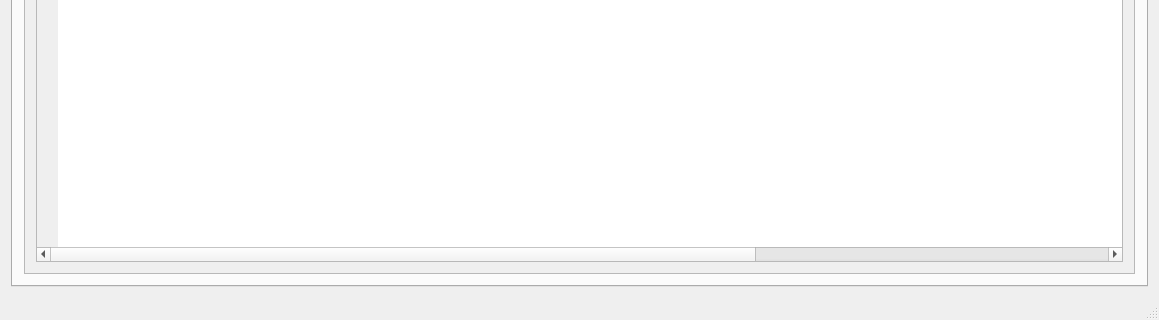
Before: the Qt Designer form OpenSymphony/mainwindow.ui in jsbishop/OpenSymphony, drawn with Qt 5; both pictures show x 0 to 1159 and y 455 to 775 of the 1159 by 775 pixel window.
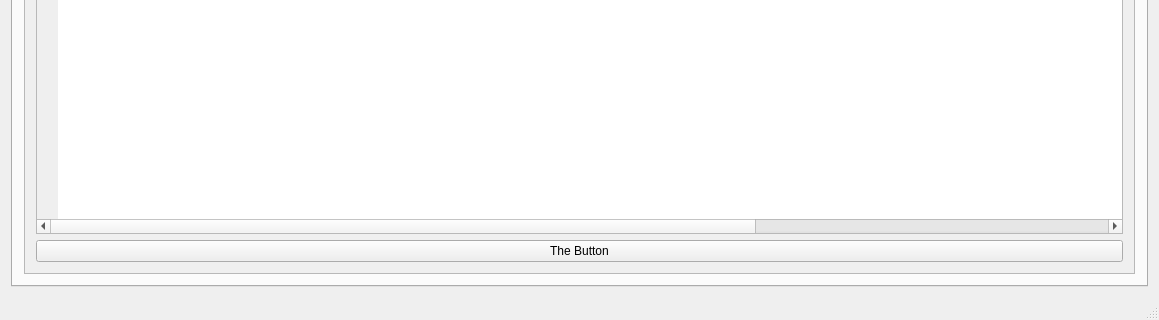
After: the same form once the commit is applied.

Diff of the .ui file:
```diff
--- a/OpenSymphony/mainwindow.ui
+++ b/OpenSymphony/mainwindow.ui
@@ -174,6 +174,13 @@
               </column>
              </widget>
             </item>
+            <item>
+             <widget class="QPushButton" name="testButton">
+              <property name="text">
+               <string>The Button</string>
+              </property>
+             </widget>
+            </item>
            </layout>
           </widget>
          </widget>
```
